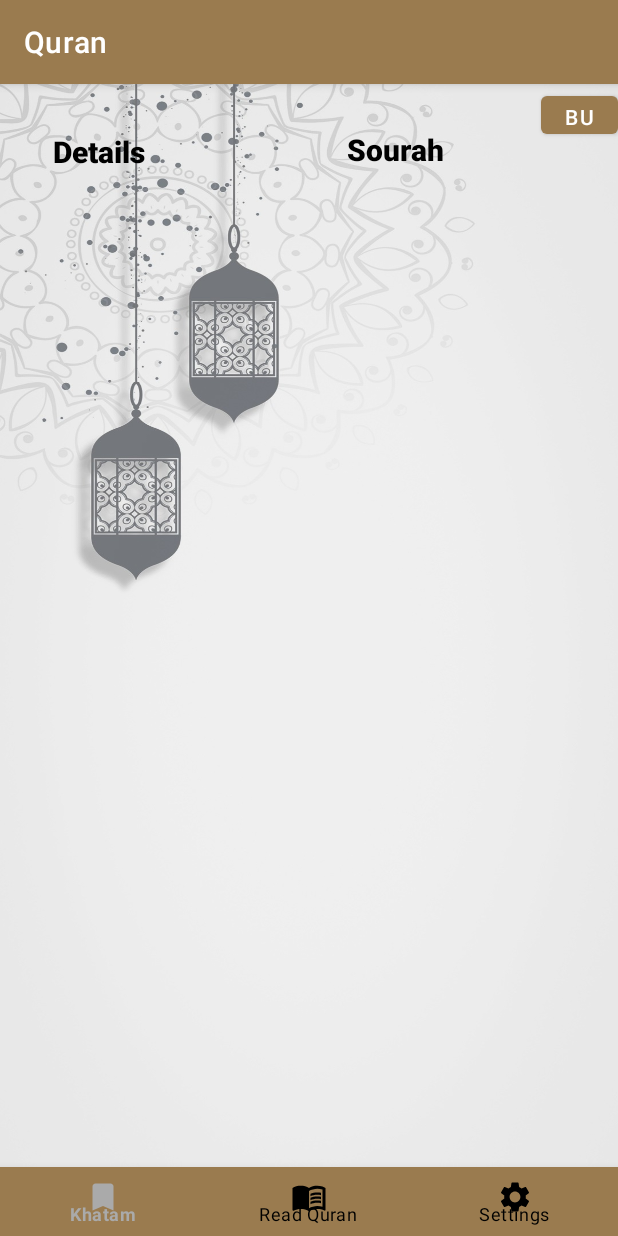
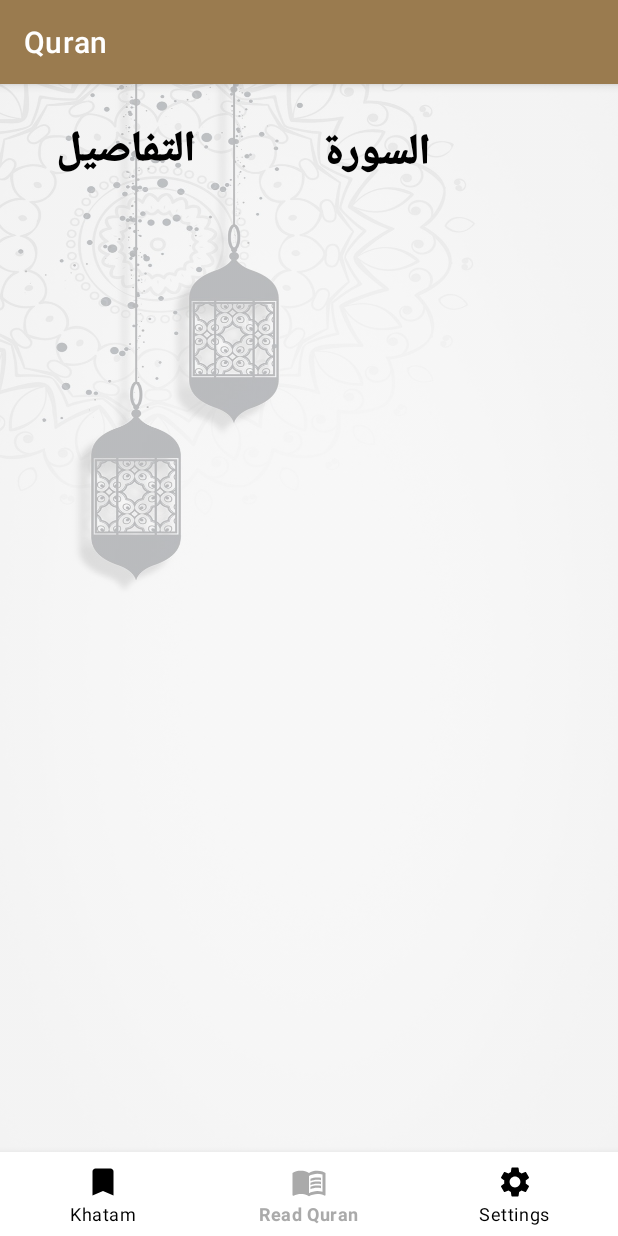
Before and after one commit to FerasMD/499, an Android app: the screen it shows after launch (MainActivity), on a phone screen of 412 x 824 dp. Run offline under Robolectric (Android 15) with nearby library versions, the light colour scheme and no system bars; Roboto replaces fonts that are not available here; 4 statements that could not run were skipped.

Commit message:
improving the display page and other pages as well
Co-Authored-By: FerasMD <50848073+FerasMD@users.noreply.github.com>

```diff
--- a/Quran/app/src/main/java/kau/edu/quran/DB.java
+++ b/Quran/app/src/main/java/kau/edu/quran/DB.java
@@ -86,7 +86,7 @@ public class DB extends SQLiteOpenHelper {
         return attrs;
     }
 
-    public boolean update (String id, int endDate, String dailyPages, String currentSourah, int currentVerse,
+    public boolean update (String id, int dailyPages,String endDate , String currentSourah, int currentVerse,
                            int currentPage){
 
         SQLiteDatabase db = this.getWritableDatabase();
--- a/Quran/app/src/main/java/kau/edu/quran/Settings.java
+++ b/Quran/app/src/main/java/kau/edu/quran/Settings.java
@@ -37,7 +37,7 @@ Boolean sw=false;
         setContentView(R.layout.activity_settings);
         Context c=this;
         BottomNavigationView bottomNavigationView=findViewById(R.id.bot);
-        bottomNavigationView.setSelectedItemId(R.id.das);
+        bottomNavigationView.setSelectedItemId(R.id.about);
 
         bottomNavigationView.setOnNavigationItemSelectedListener(new BottomNavigationView.OnNavigationItemSelectedListener() {
             @Override
--- a/Quran/app/src/main/res/layout/activity_dis.xml
+++ b/Quran/app/src/main/res/layout/activity_dis.xml
@@ -24,7 +24,7 @@ android:id="@+id/myV"
             android:id="@+id/textView"
             android:layout_width="match_parent"
             android:layout_height="40dp"
-
+android:fontFamily="@font/utt"
             android:layout_marginTop="52dp"
             android:layout_marginBottom="5dp"
             android:scrollbars="vertical"
--- a/Quran/app/src/main/res/layout/activity_main.xml
+++ b/Quran/app/src/main/res/layout/activity_main.xml
@@ -5,16 +5,21 @@
     android:layout_width="match_parent"
     android:layout_height="match_parent"
     android:background="@drawable/irb"
+    android:backgroundTint="#80FFFFFF"
+    android:backgroundTintMode="src_over"
     tools:context=".MainActivity">
+
+
 
 
     <com.google.android.material.bottomnavigation.BottomNavigationView
         android:id="@+id/bot"
         android:layout_width="match_parent"
-        android:layout_height="46dp"
+        android:layout_height="wrap_content"
+
 
         android:layout_alignParentBottom="true"
-        android:background="#9A7B4F"
+
         app:itemIconTint="@drawable/selector"
         app:itemTextColor="@drawable/selector"
         app:menu="@menu/menu_nav" />
@@ -22,38 +27,45 @@
     <ListView
         android:id="@+id/listview"
         android:layout_width="match_parent"
-        android:layout_height="398dp"
+        android:layout_height="463dp"
         android:layout_alignParentStart="true"
         android:layout_alignParentTop="true"
-        android:layout_marginStart="-1dp"
-        android:layout_marginTop="58dp" />
+        android:layout_alignParentEnd="true"
+        android:layout_marginStart="0dp"
+        android:layout_marginTop="69dp"
+        android:layout_marginBottom="150px"
+        android:layout_marginEnd="0dp"
+        android:padding="5dp" />
 
     <TextView
+        android:padding="5dp"
         android:id="@+id/textView2"
         android:layout_width="wrap_content"
         android:layout_height="wrap_content"
         android:layout_alignParentStart="true"
         android:layout_alignParentTop="true"
-        android:layout_marginStart="35dp"
-        android:layout_marginTop="31dp"
+        android:layout_marginStart="32dp"
+        android:layout_marginTop="16dp"
         android:fontFamily="sans-serif-black"
-        android:text="Details"
+        android:text="التفاصيل"
         android:textColor="@color/black"
-        android:textSize="20sp"
+        android:textSize="28sp"
         android:textStyle="bold" />
 
     <TextView
+        android:padding="5dp"
         android:id="@+id/textView3"
-        android:layout_width="68dp"
+        android:layout_width="126dp"
         android:layout_height="wrap_content"
         android:layout_alignParentStart="true"
         android:layout_alignParentTop="true"
-        android:layout_marginStart="231dp"
-        android:layout_marginTop="30dp"
+        android:layout_centerHorizontal="true"
+        android:layout_marginStart="166dp"
+        android:layout_marginTop="18dp"
         android:fontFamily="sans-serif-black"
-        android:text="Sourah"
+        android:text="السورة"
         android:textColor="@color/black"
-        android:textSize="20sp"
+        android:textSize="28sp"
         android:textStyle="bold" />
 
     <Button
@@ -63,7 +75,8 @@
         android:layout_alignParentTop="true"
         android:layout_alignParentEnd="true"
         android:layout_marginTop="2dp"
-        android:text="Button" />
+        android:text="Button"
+        android:visibility="gone" />
 
 
 </RelativeLayout>
--- a/Quran/app/src/main/res/layout/activity_settings.xml
+++ b/Quran/app/src/main/res/layout/activity_settings.xml
@@ -7,6 +7,8 @@
 
 
     android:background="@drawable/irb"
+    android:backgroundTint="#80FFFFFF"
+    android:backgroundTintMode="src_over"
     tools:context=".Settings">
 
 
--- a/Quran/app/src/main/res/layout/list.xml
+++ b/Quran/app/src/main/res/layout/list.xml
@@ -3,6 +3,7 @@
     xmlns:app="http://schemas.android.com/apk/res-auto"
     android:layout_width="match_parent"
     android:layout_height="match_parent"
+    android:paddingBottom="50px"
     android:descendantFocusability="blocksDescendants">
 
 
```
Also changed, not shown: Quran/app/src/main/java/kau/edu/quran/Khatam.java (+5 -4 lines), Quran/app/src/main/java/kau/edu/quran/MainActivity.java (+22 -3 lines), Quran/app/src/main/java/kau/edu/quran/ManageKhatam.java (+30 -2 lines), Quran/app/src/main/java/kau/edu/quran/dis.java (+115 -5 lines), Quran/app/src/main/res/layout/activity_manage_khatam.xml (+13 -1 lines), Quran/app/src/main/res/font/ut.ttf (added), Quran/app/src/main/res/font/utf.ttf (added), Quran/app/src/main/res/font/utt.ttf (added), 1 other file.
